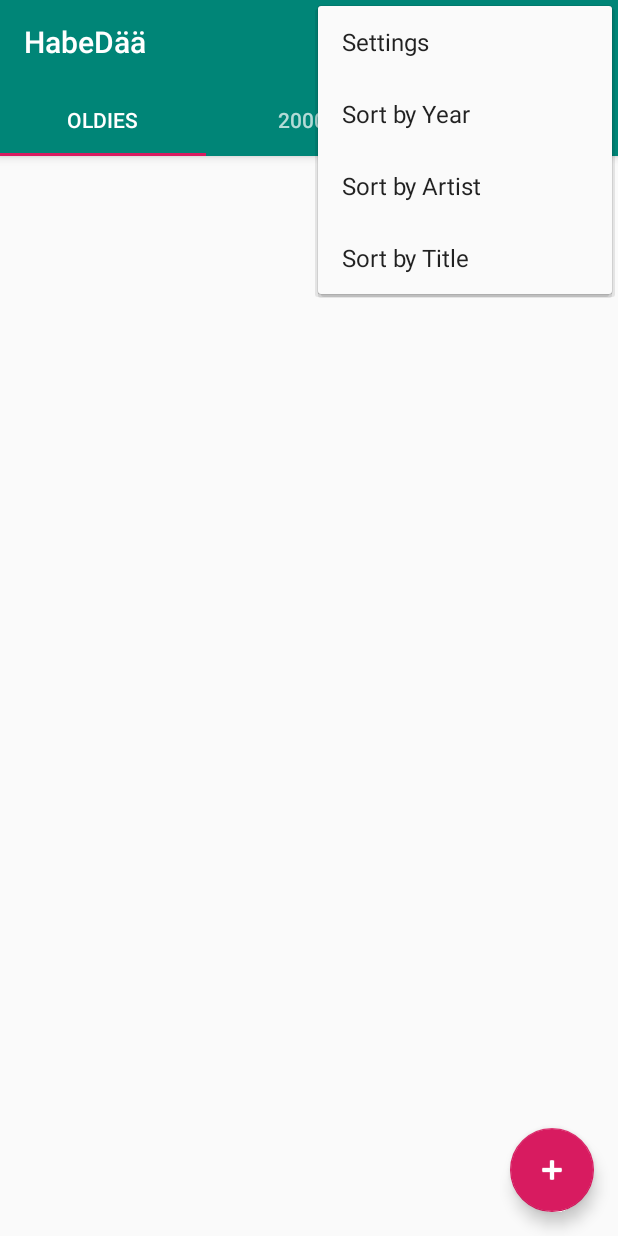
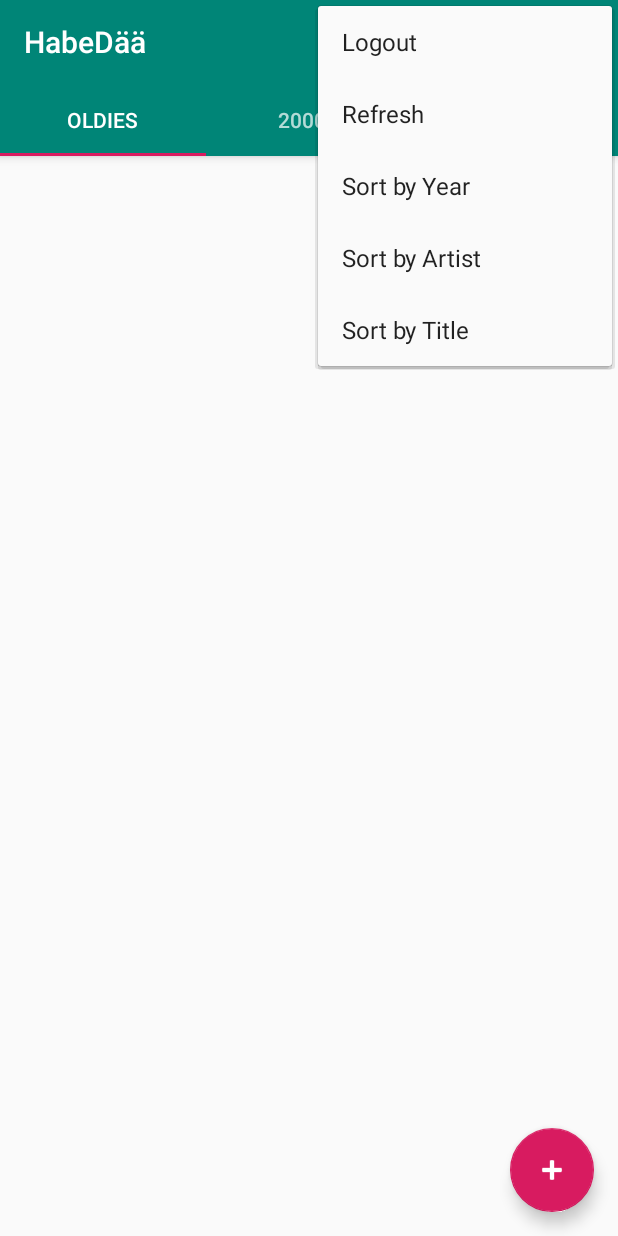
Before and after one commit to maxkarpfinger/android-firebase, an Android app: the screen it shows after launch (MainActivity), with the options menu open, on a phone screen of 412 x 824 dp. Run offline under Robolectric (Android 15) with nearby library versions, the light colour scheme and no system bars; our stand-ins replace Firebase (no records; nobody signed in at launch, a user with empty details on screens opened directly); libraries missing offline, so code that uses them is left out: com.firebase.ui; 2 statements that could not run were skipped.

Commit message:
user auth state kept, logout and reload menu action

```diff
--- a/app/src/main/java/com/example/habedaee/MainActivity.java
+++ b/app/src/main/java/com/example/habedaee/MainActivity.java
@@ -35,6 +35,7 @@ public class MainActivity extends AppCompatActivity {
     private static final int RC_SIGN_IN = 101;
     private static final String TAG ="myLog" ;
     private static String POSITION = "0";
+    private boolean isAdmin;
     private TabLayout mTabLayout;
     private Model model;
     private ViewPager viewPager;
@@ -45,10 +46,15 @@ public class MainActivity extends AppCompatActivity {
     @Override
     protected void onCreate(Bundle savedInstanceState) {
         super.onCreate(savedInstanceState);
+
+        boolean firstLogin=false;
+
         model=Model.get();
         model.addList(new SongList("Oldies"));
         model.addList(new SongList("2000s"));
         model.addList(new SongList("Suggestions"));
+
+        if(FirebaseAuth.getInstance().getCurrentUser()==null) {
             List<AuthUI.IdpConfig> providers = Arrays.asList(
                     new AuthUI.IdpConfig.EmailBuilder().build()/*,
                 new AuthUI.IdpConfig.PhoneBuilder().build(),
@@ -62,8 +68,8 @@ public class MainActivity extends AppCompatActivity {
                             .setAvailableProviders(providers)
                             .build(),
                     RC_SIGN_IN);
-
-
+            firstLogin=true;
+        }
 
         setContentView(R.layout.activity_main);
         Toolbar toolbar = findViewById(R.id.toolbar);
@@ -153,6 +159,13 @@ public class MainActivity extends AppCompatActivity {
 
         mTabLayout.setupWithViewPager(viewPager);
 
+        if(!firstLogin){
+            user = FirebaseAuth.getInstance().getCurrentUser();
+            db = FirebaseFirestore.getInstance();
+            requestSongs(db,"oldies",0);
+            requestSongs(db,"2000s",1);
+            requestSongs(db,"suggestions",2);
+        }
 
     }
 
@@ -171,7 +184,10 @@ public class MainActivity extends AppCompatActivity {
         int id = item.getItemId();
 
         //noinspection SimplifiableIfStatement
-        if (id == R.id.action_settings) {
+        if (id == R.id.action_reload) {
+            requestSongs(db,"oldies",0);
+            requestSongs(db,"2000s",1);
+            requestSongs(db,"suggestions",2);
             return true;
         }else if(id==R.id.action_sort_year){
             model.sort(0);
@@ -179,6 +195,15 @@ public class MainActivity extends AppCompatActivity {
             model.sort(1);
         }else if(id==R.id.action_sort_title){
             model.sort(2);
+        }else if(id==R.id.action_logout){
+            AuthUI.getInstance()
+                    .signOut(this)
+                    .addOnCompleteListener(new OnCompleteListener<Void>() {
+                        public void onComplete(@NonNull Task<Void> task) {
+                            // ...
+                        }
+                    });
+            finish();
         }
 
         RecyclerView recyclerView =  findViewById(R.id.recycler_view);
@@ -269,19 +294,11 @@ public class MainActivity extends AppCompatActivity {
     protected void onRestoreInstanceState(Bundle savedInstanceState) {
         super.onRestoreInstanceState(savedInstanceState);
         viewPager.setCurrentItem(savedInstanceState.getInt(POSITION));
-
     }
 
 
     @Override
     protected void onDestroy() {
         super.onDestroy();
-        AuthUI.getInstance()
-                .signOut(this)
-                .addOnCompleteListener(new OnCompleteListener<Void>() {
-                    public void onComplete(@NonNull Task<Void> task) {
-                        // ...
-                    }
-                });
     }
 }
--- a/app/src/main/res/menu/menu_main.xml
+++ b/app/src/main/res/menu/menu_main.xml
@@ -2,7 +2,11 @@
       xmlns:app="http://schemas.android.com/apk/res-auto"
       xmlns:tools="http://schemas.android.com/tools"
       tools:context="com.example.habedaee.MainActivity">
-    <item android:id="@+id/action_settings"
+    <item android:id="@+id/action_logout"
+          android:title="@string/action_logout"
+          android:orderInCategory="100"
+          app:showAsAction="never"/>
+    <item android:id="@+id/action_reload"
           android:title="@string/action_settings"
           android:orderInCategory="100"
           app:showAsAction="never"/>
--- a/app/src/main/res/values/strings.xml
+++ b/app/src/main/res/values/strings.xml
@@ -1,6 +1,7 @@
 <resources>
     <string name="app_name">HabeDää</string>
-    <string name="action_settings">Settings</string>
+    <string name="action_logout">Logout</string>
+    <string name="action_settings">Refresh</string>
     <string name="action_sort_year">Sort by Year</string>
     <string name="action_sort_artist">Sort by Artist</string>
     <string name="action_sort_title">Sort by Title</string>
```
Lines whose indentation alone changed are shown as unchanged.
